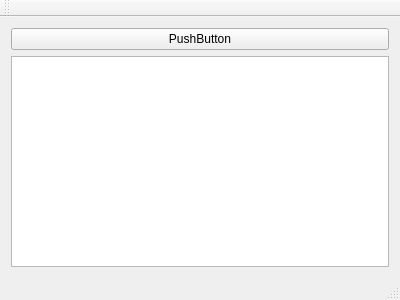
Old version of the form mainwindow.ui in the repository xQsme/SRC_Packets.
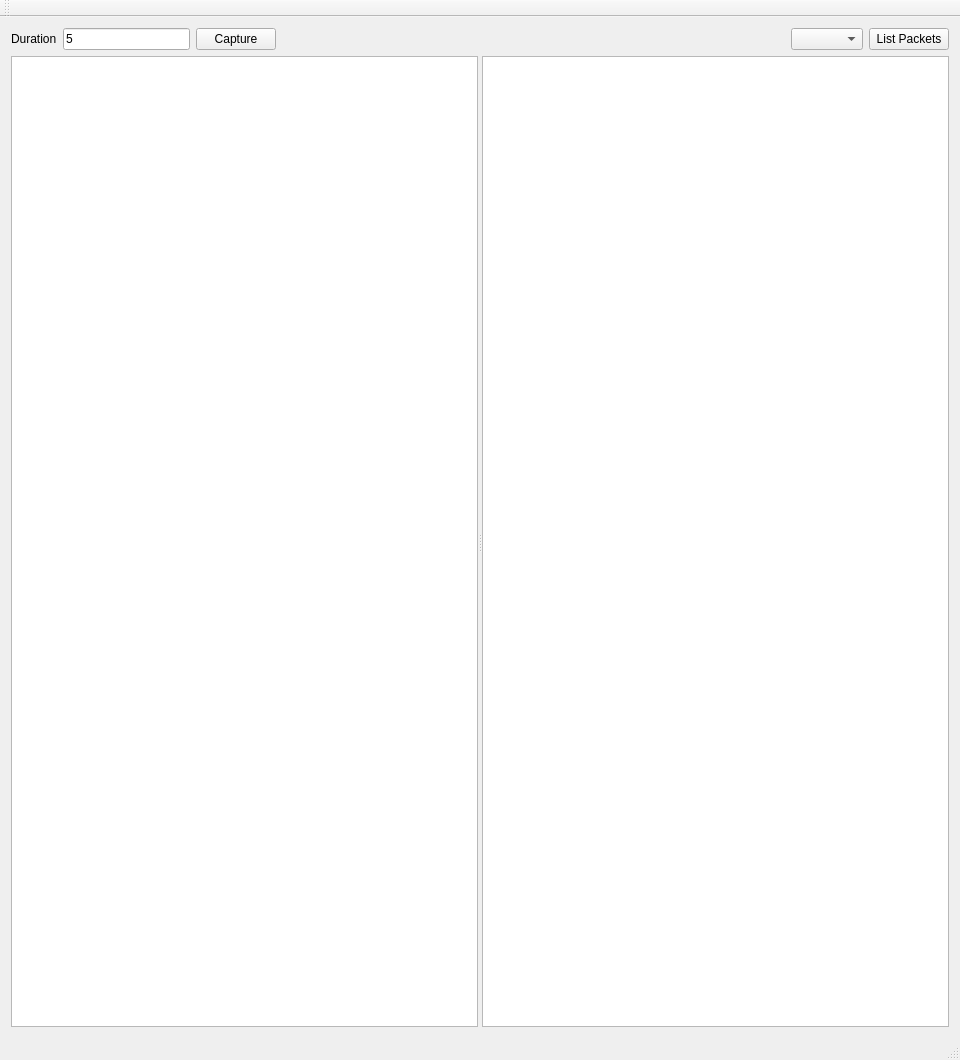
New version of the form.

Patch:
```diff
--- a/mainwindow.ui
+++ b/mainwindow.ui
@@ -6,24 +6,114 @@
    <rect>
     <x>0</x>
     <y>0</y>
-    <width>400</width>
-    <height>300</height>
+    <width>960</width>
+    <height>1060</height>
    </rect>
   </property>
   <property name="windowTitle">
    <string>MainWindow</string>
   </property>
   <widget class="QWidget" name="centralWidget">
-   <layout class="QVBoxLayout" name="verticalLayout">
+   <layout class="QHBoxLayout" name="horizontalLayout_2">
     <item>
-     <widget class="QPushButton" name="pushButton">
-      <property name="text">
-       <string>PushButton</string>
-      </property>
-     </widget>
-    </item>
-    <item>
-     <widget class="QTextBrowser" name="textBrowser"/>
+     <layout class="QVBoxLayout" name="verticalLayout">
+      <item>
+       <layout class="QHBoxLayout" name="horizontalLayout">
+        <item>
+         <widget class="QLabel" name="label">
+          <property name="text">
+           <string>Duration</string>
+          </property>
+         </widget>
+        </item>
+        <item>
+         <widget class="QLineEdit" name="lineEdit">
+          <property name="text">
+           <string>5</string>
+          </property>
+         </widget>
+        </item>
+        <item>
+         <widget class="QPushButton" name="pushButton">
+          <property name="text">
+           <string>Capture</string>
+          </property>
+         </widget>
+        </item>
+        <item>
+         <spacer name="horizontalSpacer_2">
+          <property name="orientation">
+           <enum>Qt::Horizontal</enum>
+          </property>
+          <property name="sizeHint" stdset="0">
+           <size>
+            <width>40</width>
+            <height>20</height>
+           </size>
+          </property>
+         </spacer>
+        </item>
+        <item>
+         <spacer name="horizontalSpacer_3">
+          <property name="orientation">
+           <enum>Qt::Horizontal</enum>
+          </property>
+          <property name="sizeHint" stdset="0">
+           <size>
+            <width>40</width>
+            <height>20</height>
+           </size>
+          </property>
+         </spacer>
+        </item>
+        <item>
+         <spacer name="horizontalSpacer">
+          <property name="orientation">
+           <enum>Qt::Horizontal</enum>
+          </property>
+          <property name="sizeHint" stdset="0">
+           <size>
+            <width>40</width>
+            <height>20</height>
+           </size>
+          </property>
+         </spacer>
+        </item>
+        <item>
+         <spacer name="horizontalSpacer_4">
+          <property name="orientation">
+           <enum>Qt::Horizontal</enum>
+          </property>
+          <property name="sizeHint" stdset="0">
+           <size>
+            <width>40</width>
+            <height>20</height>
+           </size>
+          </property>
+         </spacer>
+        </item>
+        <item>
+         <widget class="QComboBox" name="comboBox"/>
+        </item>
+        <item>
+         <widget class="QPushButton" name="pushButton_2">
+          <property name="text">
+           <string>List Packets</string>
+          </property>
+         </widget>
+        </item>
+       </layout>
+      </item>
+      <item>
+       <widget class="QSplitter" name="splitter">
+        <property name="orientation">
+         <enum>Qt::Horizontal</enum>
+        </property>
+        <widget class="QTextBrowser" name="textBrowser_2"/>
+        <widget class="QTextBrowser" name="textBrowser"/>
+       </widget>
+      </item>
+     </layout>
     </item>
    </layout>
   </widget>
```
Left out of the diff: 2 changed lines with no effect on the pictures.
